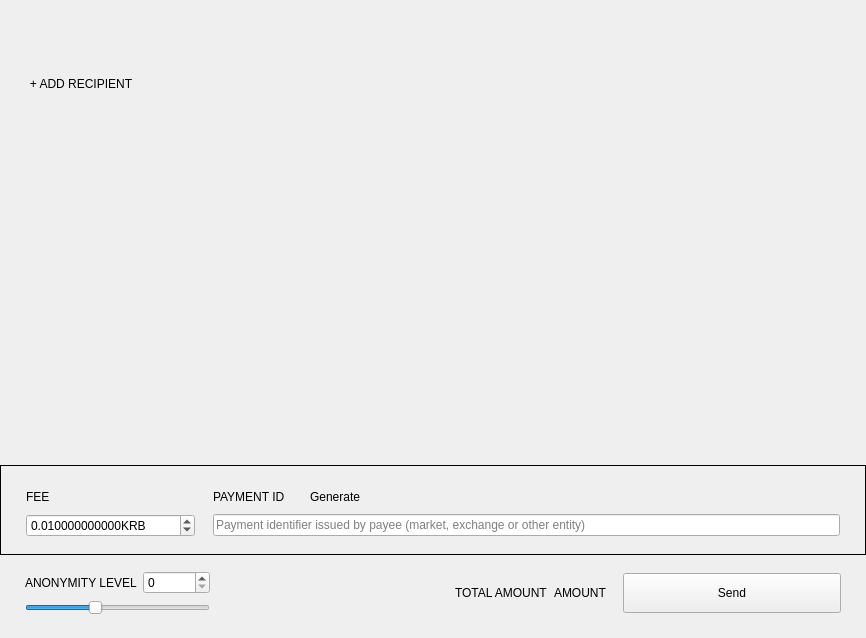
First picture: the form in src/Gui/Send/SendFrame.ui, repository dandzu7/ekoin-gui, before the edit.
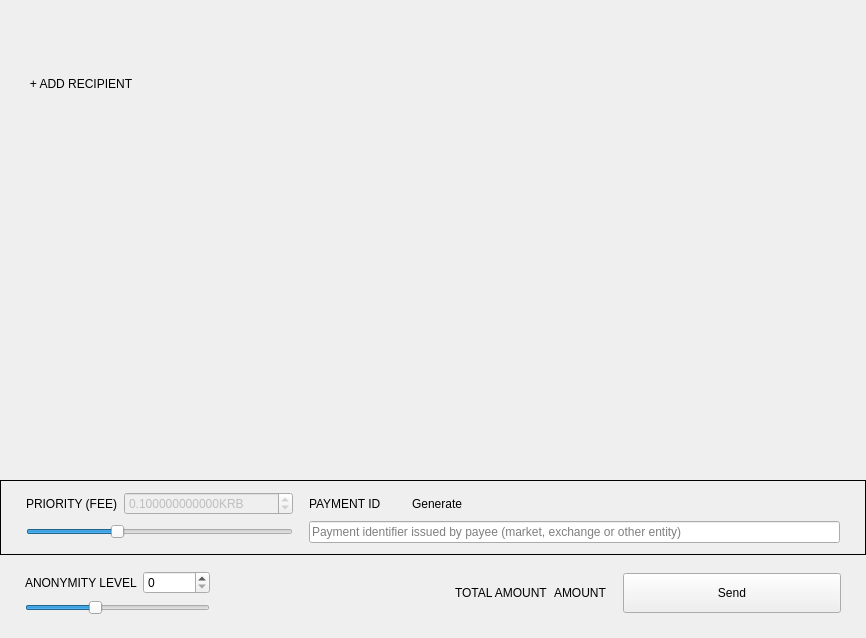
Second picture: the form after the edit. Custom widgets are drawn as their Qt base class.

Commit message: Prority slider for foolproof fee

```diff
--- a/src/Gui/Send/SendFrame.ui
+++ b/src/Gui/Send/SendFrame.ui
@@ -192,31 +192,29 @@
        <number>25</number>
       </property>
       <property name="topMargin">
-       <number>20</number>
+       <number>11</number>
       </property>
       <property name="rightMargin">
        <number>25</number>
       </property>
       <property name="bottomMargin">
-       <number>17</number>
+       <number>11</number>
       </property>
-      <property name="horizontalSpacing">
-       <number>18</number>
-      </property>
-      <item row="2" column="1">
-       <widget class="WalletGui::ClearableLineEdit" name="m_paymentIdEdit">
-        <property name="styleSheet">
-         <string notr="true">[errorState=&quot;true&quot;] {
-  border-color: #ef3131;
-}</string>
+      <item row="0" column="0">
+       <widget class="WalletGui::WalletNormalGrayTextLabel" name="label_3">
+        <property name="text">
+         <string>PRIORITY (FEE)</string>
         </property>
-        <property name="placeholderText">
-         <string>Payment identifier issued by payee (market, exchange or other entity)</string>
+        <property name="alignment">
+         <set>Qt::AlignLeading|Qt::AlignLeft|Qt::AlignVCenter</set>
         </property>
        </widget>
       </item>
-      <item row="2" column="0">
+      <item row="0" column="1">
        <widget class="QDoubleSpinBox" name="m_feeSpin">
+        <property name="enabled">
+         <bool>false</bool>
+        </property>
         <property name="buttonSymbols">
          <enum>QAbstractSpinBox::UpDownArrows</enum>
         </property>
@@ -236,21 +234,23 @@
          <double>0.010000000000000</double>
         </property>
         <property name="value">
-         <double>0.010000000000000</double>
+         <double>0.100000000000000</double>
         </property>
        </widget>
       </item>
-      <item row="0" column="0">
-       <widget class="WalletGui::WalletNormalGrayTextLabel" name="label_3">
-        <property name="text">
-         <string>FEE</string>
+      <item row="1" column="3">
+       <widget class="WalletGui::ClearableLineEdit" name="m_paymentIdEdit">
+        <property name="styleSheet">
+         <string notr="true">[errorState=&quot;true&quot;] {
+  border-color: #ef3131;
+}</string>
         </property>
-        <property name="alignment">
-         <set>Qt::AlignLeading|Qt::AlignLeft|Qt::AlignVCenter</set>
+        <property name="placeholderText">
+         <string>Payment identifier issued by payee (market, exchange or other entity)</string>
         </property>
        </widget>
       </item>
-      <item row="0" column="1">
+      <item row="0" column="3">
        <layout class="QHBoxLayout" name="horizontalLayout_3">
         <item>
          <widget class="WalletGui::WalletNormalGrayTextLabel" name="m_paymentIdTextLabel">
@@ -327,6 +327,45 @@
         </item>
        </layout>
       </item>
+      <item row="1" column="0" colspan="2">
+       <layout class="QGridLayout" name="m_priorityGridLayout">
+        <item row="0" column="0">
+         <widget class="QSlider" name="m_prioritySlider">
+          <property name="minimum">
+           <number>1</number>
+          </property>
+          <property name="maximum">
+           <number>4</number>
+          </property>
+          <property name="pageStep">
+           <number>1</number>
+          </property>
+          <property name="value">
+           <number>2</number>
+          </property>
+          <property name="orientation">
+           <enum>Qt::Horizontal</enum>
+          </property>
+         </widget>
+        </item>
+       </layout>
+      </item>
+      <item row="0" column="2">
+       <spacer name="horizontalSpacer_7">
+        <property name="orientation">
+         <enum>Qt::Horizontal</enum>
+        </property>
+        <property name="sizeType">
+         <enum>QSizePolicy::Fixed</enum>
+        </property>
+        <property name="sizeHint" stdset="0">
+         <size>
+          <width>10</width>
+          <height>20</height>
+         </size>
+        </property>
+       </spacer>
+      </item>
      </layout>
     </widget>
    </item>
```
Left out of the diff: 21 changed lines with no effect on the pictures. The commit also changes 5 other files.
